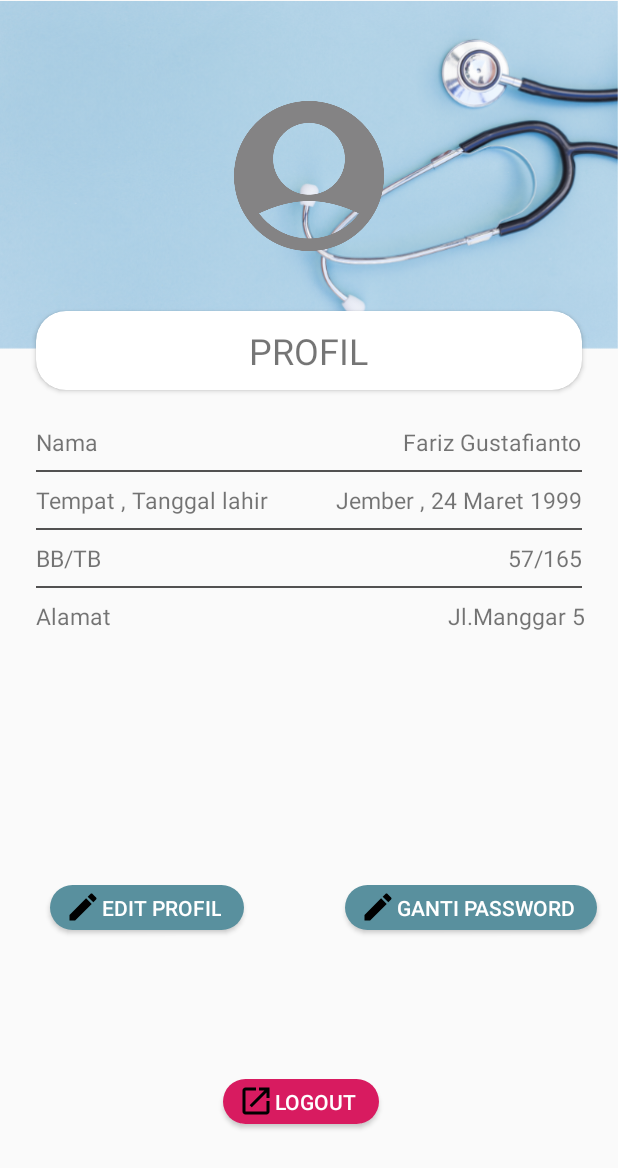
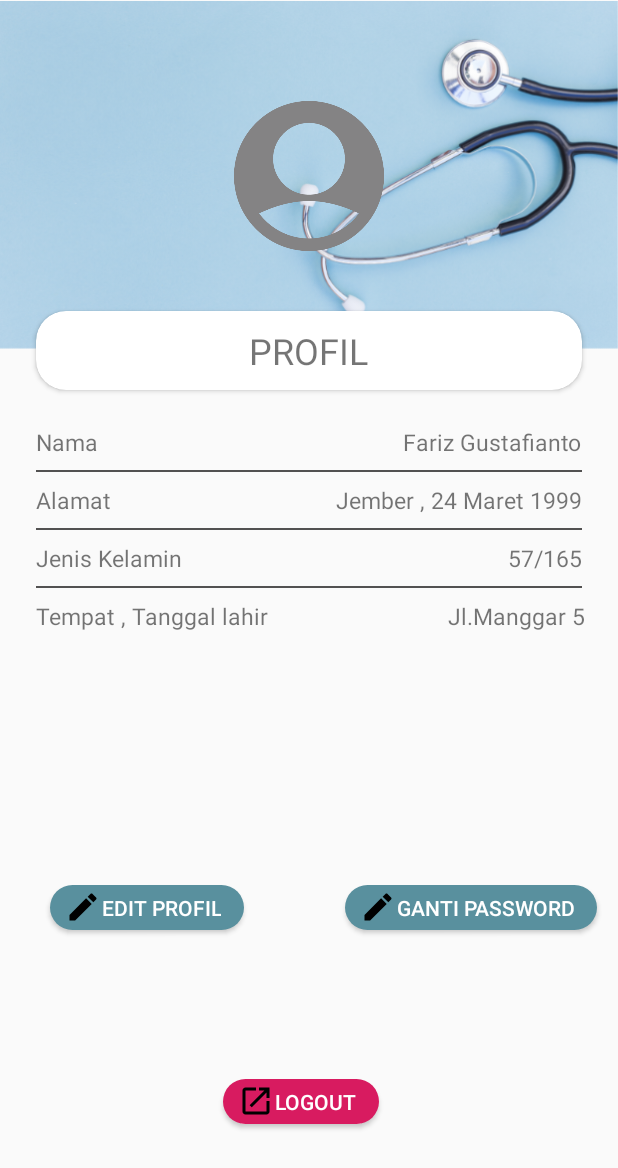
Before and after one commit to amryzoelfa/Aplikasi-Mobile-ANTIK, an Android app: the layout fragment_profil.xml on its own in the app's theme, with its tools: preview values and no code run, on a phone screen of 412 x 824 dp. Shown: the top 1168 px of the screen. Run offline under Robolectric (Android 15) with nearby library versions, the phone set to English and light mode, and no system bars; network calls fail.

Commit message:
Update fragment profile

```diff
--- a/app/src/main/res/layout/fragment_profil.xml
+++ b/app/src/main/res/layout/fragment_profil.xml
@@ -159,7 +159,7 @@
             android:layout_height="wrap_content"
             android:layout_alignParentLeft="true"
             android:layout_gravity="left"
-            android:text="Tempat , Tanggal lahir"
+            android:text="Alamat"
             android:textSize="15dp" />
 
         <TextView
@@ -205,7 +205,8 @@
             android:layout_height="wrap_content"
             android:layout_alignParentLeft="true"
             android:layout_gravity="left"
-            android:text="BB/TB"
+            android:layout_marginLeft="0dp"
+            android:text="Jenis Kelamin"
             android:textSize="15dp" />
 
         <TextView
@@ -248,7 +249,7 @@
             android:layout_height="wrap_content"
             android:layout_alignParentLeft="true"
             android:layout_gravity="left"
-            android:text="Alamat"
+            android:text="Tempat , Tanggal lahir"
             android:textSize="15dp" />
 
         <TextView
```
